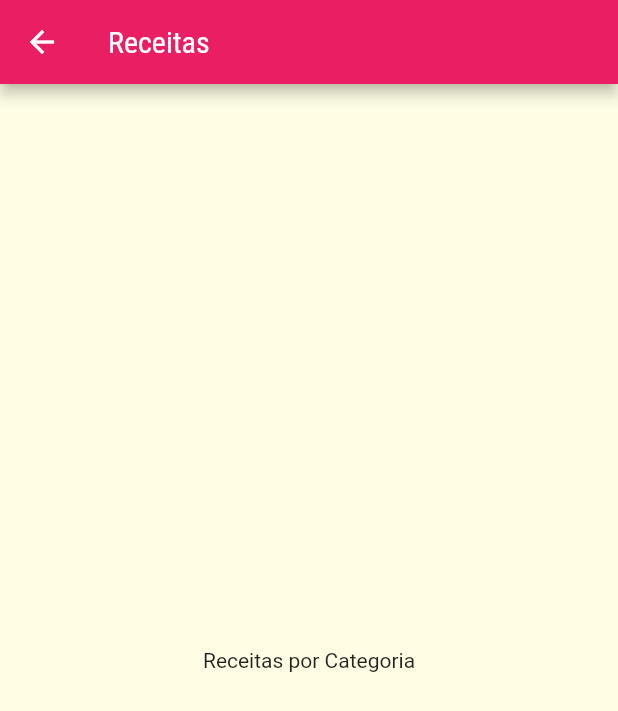
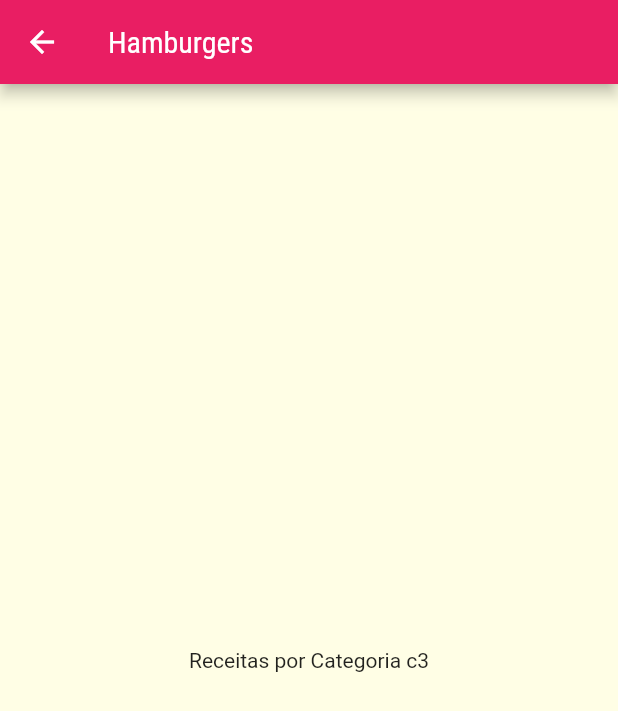
Before and after one commit to Edusu123/meals, a Flutter app: the screen it shows after launch, after a tap on "Hamburgers", on a phone screen of 412 x 824 dp. Shown: the top 711 px of the screen. Run offline on Flutter 3.47's test engine with Material 2 defaults, Android fonts, the phone set to English and light mode, and no system bars.

Commit message:
Passing data via constructor

```diff
--- a/lib/components/category_item.dart
+++ b/lib/components/category_item.dart
@@ -10,7 +10,7 @@ class CategoryItem extends StatelessWidget {
 
   void _selectCategory(BuildContext context) {
     Navigator.of(context).push(MaterialPageRoute(builder: (_) {
-      return CategoriesMealsScreen();
+      return CategoriesMealsScreen(category);
     }));
   }
 
--- a/lib/screens/categories_meals_screen.dart
+++ b/lib/screens/categories_meals_screen.dart
@@ -1,10 +1,16 @@
 import 'package:flutter/material.dart';
 
+import '../models/category.dart';
+
 class CategoriesMealsScreen extends StatelessWidget {
+  final Category category;
+
+  const CategoriesMealsScreen(this.category);
+
   @override
   Widget build(BuildContext context) {
     return Scaffold(
-        appBar: AppBar(title: const Text('Receitas')),
-        body: const Center(child: Text('Receitas por Categoria')));
+        appBar: AppBar(title: Text(category.title)),
+        body: Center(child: Text('Receitas por Categoria ${category.id}')));
   }
 }
```
